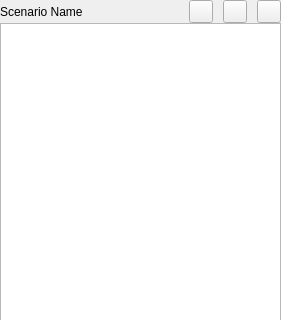
Above: src/bin/scenarist-mobile/UserInterfaceLayer/Scenario/ScenarioNavigatorView.ui from dimkanovikov/KITScenarist before the change; both pictures show x 0 to 281 and y 0 to 320 of the 281 by 469 pixel window. Below: the same form after it.
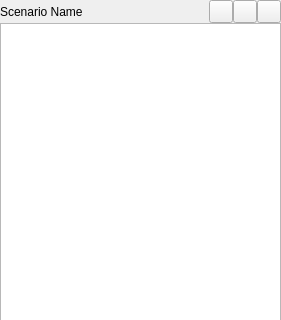
That is the form after the change. Icons and pictures are not drawn.

The edit to the form file:
```diff
--- a/src/bin/scenarist-mobile/UserInterfaceLayer/Scenario/ScenarioNavigatorView.ui
+++ b/src/bin/scenarist-mobile/UserInterfaceLayer/Scenario/ScenarioNavigatorView.ui
@@ -33,7 +33,7 @@
     <widget class="QFrame" name="toolbar">
      <layout class="QHBoxLayout" name="horizontalLayout">
       <property name="spacing">
-       <number>10</number>
+       <number>0</number>
       </property>
       <property name="leftMargin">
        <number>0</number>
```
